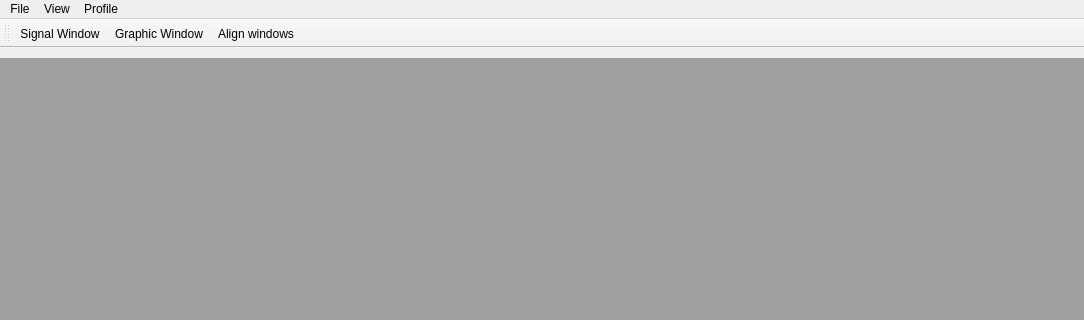
Before: the Qt Designer form Continental_Measurement_System/measuringwindow.ui in jatson/Conti_Measurement_Software, drawn with Qt 5; both pictures show x 0 to 1084 and y 0 to 320 of the 1084 by 659 pixel window.
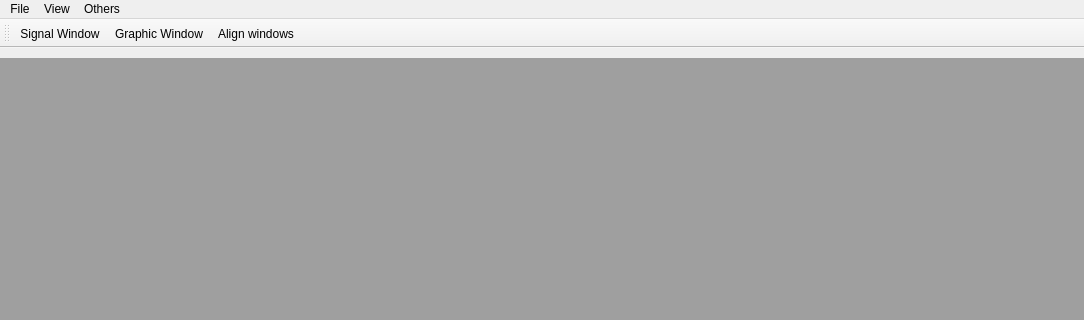
After: the same form once the commit is applied. Icons and pictures are not drawn.

Commit message:
QSettings; Open/save; Profile, SignalWindow
Implemented QSettings insted of user-coded (See details at issue #9);
Changed MDF and Profil file open/save window type to OS specific (See
details at  issue #3);
Profil operations modified (See details at issue #10);
Fixed crash at profile open (See details at issue #11 and #13);
Fixed window re-align after profile load (See details at issue #12);

Diff of the .ui file:
```diff
--- a/Continental_Measurement_System/measuringwindow.ui
+++ b/Continental_Measurement_System/measuringwindow.ui
@@ -72,9 +72,9 @@
     <addaction name="actionSelect_Signals"/>
     <addaction name="actionMDF_file_info"/>
    </widget>
-   <widget class="QMenu" name="menuProfil">
+   <widget class="QMenu" name="menuOthers">
     <property name="title">
-     <string>Profile</string>
+     <string>Others</string>
     </property>
     <addaction name="actionSaveProfil"/>
     <addaction name="actionLoadProfil"/>
@@ -82,7 +82,7 @@
    </widget>
    <addaction name="menuF_jl"/>
    <addaction name="menuN_zet"/>
-   <addaction name="menuProfil"/>
+   <addaction name="menuOthers"/>
   </widget>
   <widget class="QStatusBar" name="statusbar"/>
   <widget class="QToolBar" name="toolBar">
```
Left out of the diff: 54 changed lines with no effect on the pictures. The commit also changes 7 other files.
